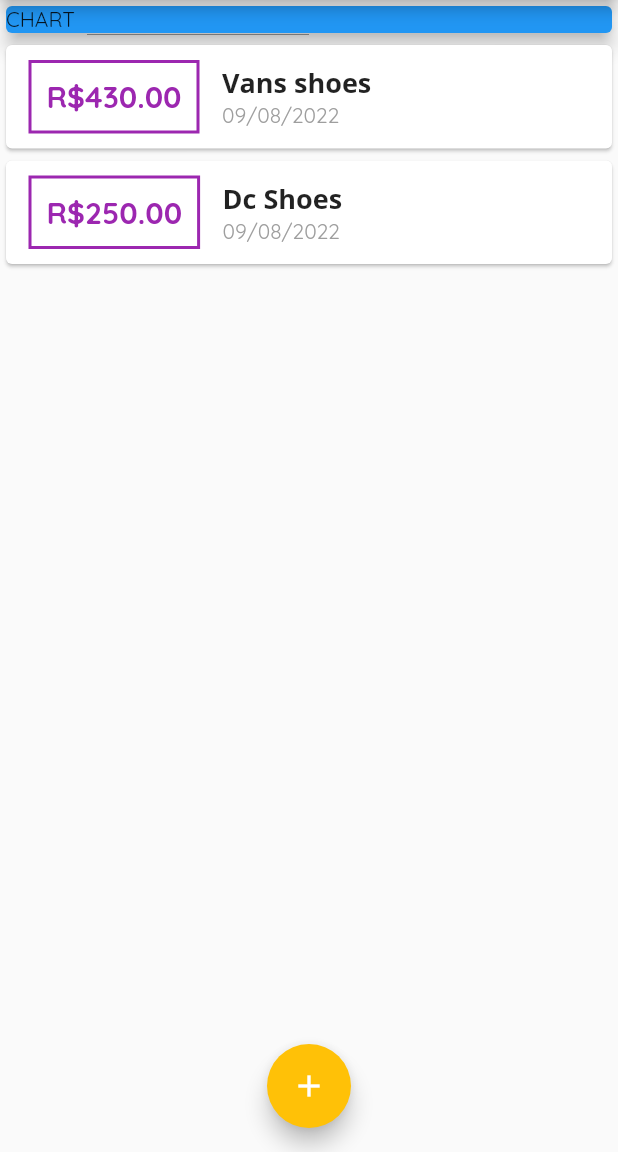
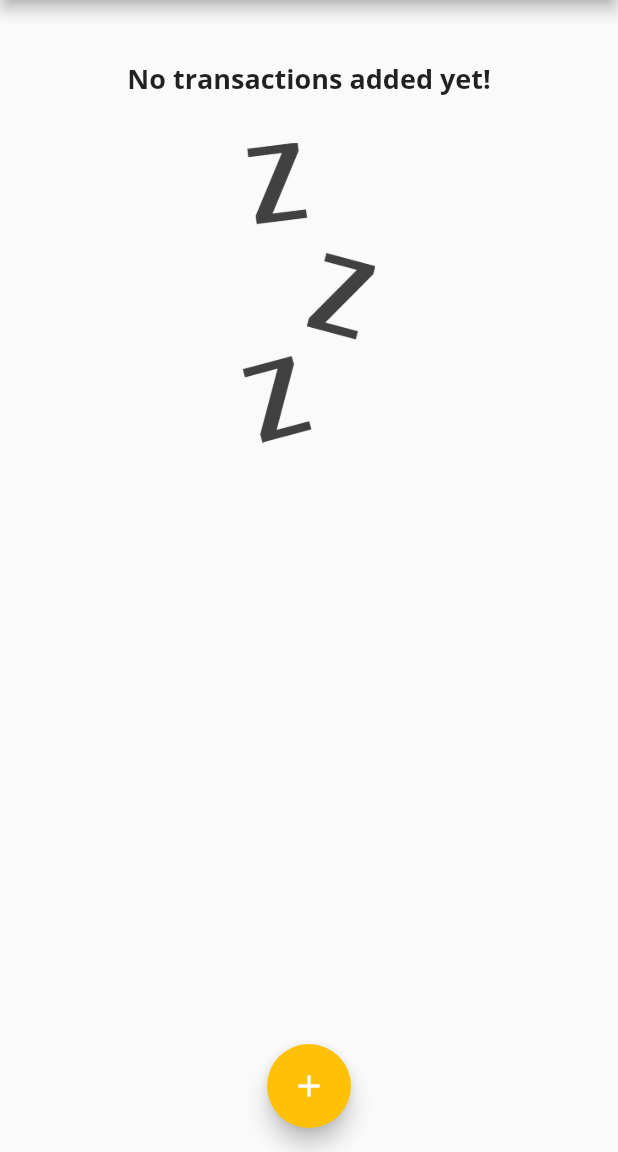
Before and after one commit to WladimirOSZ/expenses_app, a Flutter app: the screen it shows after launch, on a phone screen of 412 x 824 dp, the part 84-1236 px from its top. Run offline on Flutter 3.47's test engine with Material 2 defaults, Android fonts, the phone set to English and light mode, and no system bars.

```diff
--- a/lib/main.dart
+++ b/lib/main.dart
@@ -1,3 +1,4 @@
+import './widgets/chart.dart';
 import 'package:expenses_app/widgets/new_transaction.dart';
 import 'package:flutter/material.dart';
 
@@ -43,20 +44,28 @@ class MyHomePage extends StatefulWidget {
 class _MyHomePageState extends State<MyHomePage> {
   // verifica se o late é realmente necessário depois
 
-  final List<Transaction> _userTransaction = [
-    Transaction(
-      id: 't1',
-      title: 'Vans shoes',
-      amount: 430.00,
-      date: DateTime.now(),
-    ),
-    Transaction(
-      id: 't2',
-      title: 'Dc Shoes',
-      amount: 250,
-      date: DateTime.now(),
-    )
+  final List<Transaction> _userTransactions = [
+    // Transaction(
+    //   id: 't1',
+    //   title: 'Vans shoes',
+    //   amount: 430.00,
+    //   date: DateTime.now(),
+    // ),
+    // Transaction(
+    //   id: 't2',
+    //   title: 'Dc Shoes',
+    //   amount: 250,
+    //   date: DateTime.now(),
+    // )
   ];
+
+  List<Transaction> get _recentTransactions {
+    return _userTransactions.where((tx) {
+      return tx.date.isAfter(DateTime.now().subtract(
+        Duration(days: 7),
+      ));
+    }).toList();
+  }
 
   void _addNewTransaction(String title, double amount) {
     final newTx = Transaction(
@@ -67,7 +76,7 @@ class _MyHomePageState extends State<MyHomePage> {
     );
 
     setState(() {
-      _userTransaction.add(newTx);
+      _userTransactions.add(newTx);
     });
   }
 
@@ -96,15 +105,8 @@ class _MyHomePageState extends State<MyHomePage> {
         mainAxisAlignment: MainAxisAlignment.start,
         crossAxisAlignment: CrossAxisAlignment.stretch,
         children: [
-          Container(
-            width: double.infinity,
-            child: Card(
-              child: Text('CHART'),
-              elevation: 5,
-              color: Colors.blue,
-            ),
-          ),
-          TransactionList(_userTransaction)
+          Chart(_recentTransactions),
+          TransactionList(_userTransactions)
         ],
       ),
       floatingActionButtonLocation: FloatingActionButtonLocation.centerFloat,
--- /dev/null
+++ b/lib/widgets/chart.dart
@@ -0,0 +1,46 @@
+import '../models/transaction.dart';
+import 'package:intl/intl.dart';
+import 'package:flutter/material.dart';
+
+class Chart extends StatelessWidget {
+  final List<Transaction> recentTransactions;
+
+  Chart(this.recentTransactions);
+
+  List<Map<String, Object>> get groupedTransactionsValues {
+    return List.generate(7, (index) {
+      final weekDay = DateTime.now().subtract(
+        Duration(days: index),
+      );
+      double totalSum = 0;
+
+      for (var i = 0; i < recentTransactions.length; i++) {
+        if (recentTransactions[i].date.day == weekDay.day &&
+            recentTransactions[i].date.month == weekDay.month &&
+            recentTransactions[i].date.year == weekDay.year) {
+          totalSum += recentTransactions[i].amount;
+        }
+      }
+      print(DateFormat.E().format(weekDay));
+      print(totalSum);
+
+      return {
+        'day': DateFormat.E().format(weekDay),
+        'amount': totalSum,
+      };
+    });
+  }
+
+  @override
+  Widget build(BuildContext context) {
+    print(groupedTransactionsValues);
+    print('teste');
+    return Card(
+      elevation: 6,
+      margin: EdgeInsets.all(20),
+      child: Row(
+        children: [],
+      ),
+    );
+  }
+}
--- a/lib/widgets/transaction_list.dart
+++ b/lib/widgets/transaction_list.dart
@@ -14,7 +14,23 @@ class TransactionList extends StatelessWidget {
   Widget build(BuildContext context) {
     return Container(
       height: MediaQuery.of(context).size.height - 200,
-      child: ListView.builder(
+      child: transactions.isEmpty
+          ? Column(
+              children: [
+                Text(
+                  'No transactions added yet!',
+                  style: Theme.of(context).textTheme.titleMedium,
+                ),
+                SizedBox(
+                  height: 30,
+                ),
+                Image.asset(
+                  'assets/images/waiting.png',
+                  height: 200,
+                )
+              ],
+            )
+          : ListView.builder(
               itemCount: transactions.length,
               itemBuilder: (context, index) {
                 return Card(
@@ -49,7 +65,8 @@ class TransactionList extends StatelessWidget {
                             style: Theme.of(context).textTheme.titleMedium,
                           ),
                           Text(
-                      DateFormat('dd/MM/y').format(transactions[index].date),
+                            DateFormat('dd/MM/y')
+                                .format(transactions[index].date),
                             style: TextStyle(color: Colors.grey),
                           ),
                         ],
--- a/pubspec.yaml
+++ b/pubspec.yaml
@@ -59,8 +59,8 @@ flutter:
   uses-material-design: true
 
   # To add assets to your application, add an assets section, like this:
-  # assets:
-  #   - images/a_dot_burr.jpeg
+  assets:
+    - assets/images/waiting.png
   #   - images/a_dot_ham.jpeg
 
   # An image asset can refer to one or more resolution-specific "variants", see
```
Also changed, not shown: assets/images/waiting.png (added). Lines whose indentation alone changed are shown as unchanged.
